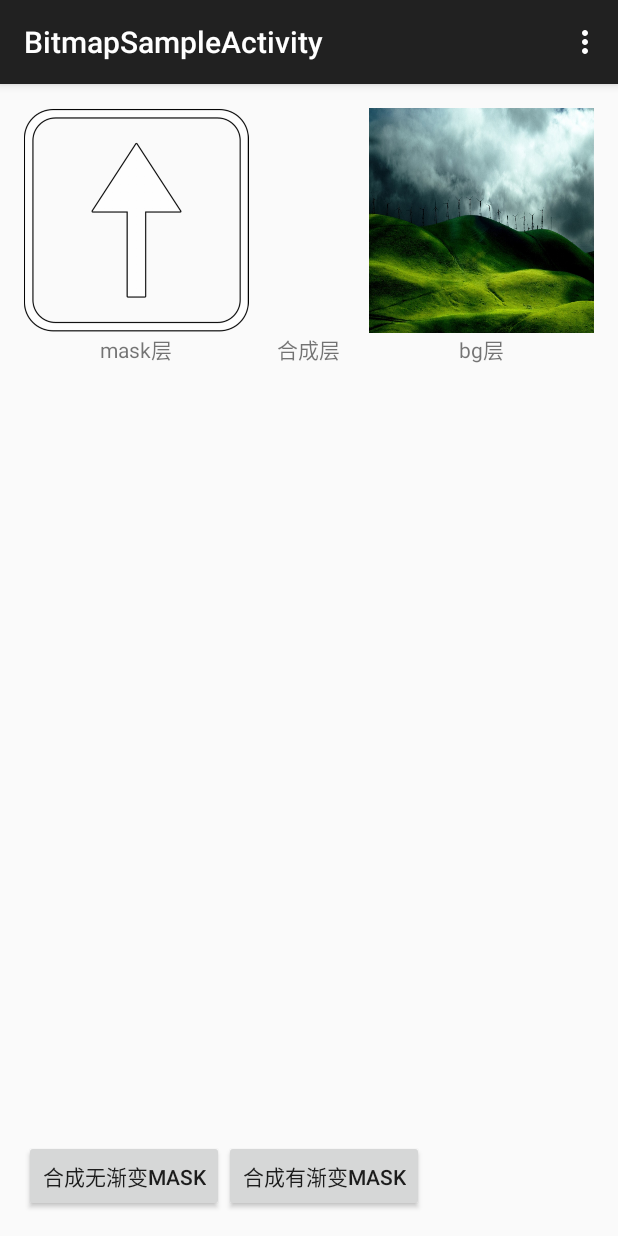
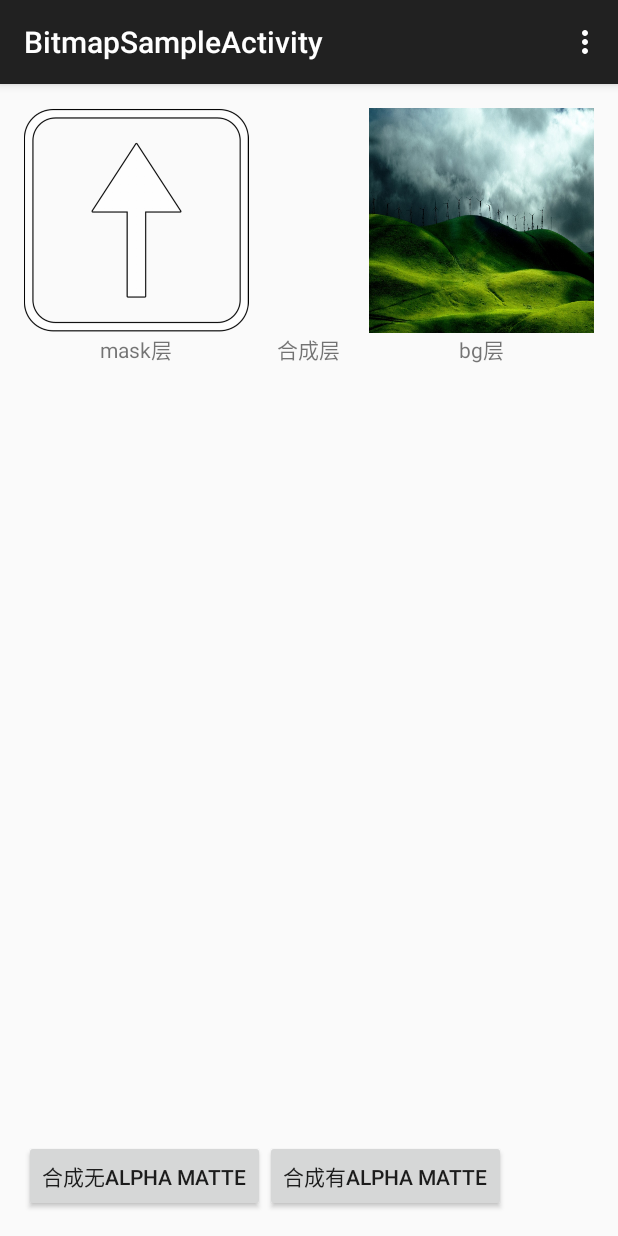
Before and after one commit to LinQingWei/MyAndroidDevTools, an Android app: the BitmapSampleActivity screen opened directly, with no data from a screen before it, on a phone screen of 412 x 824 dp. Run offline under Robolectric (Android 15) with nearby library versions, the phone set to English and light mode, and no system bars; 4 statements that could not run were skipped.

Commit message:
// 增加了设置蒙版的方法，可以选择自带通道或者不带通道的灰度图，通过前景bitmap和背景bitmap来合成一张经过蒙板加工的图片

```diff
--- a/app/src/main/java/tools/androiddevtools/BitmapSampleActivity.java
+++ b/app/src/main/java/tools/androiddevtools/BitmapSampleActivity.java
@@ -59,7 +59,7 @@ public class BitmapSampleActivity extends ActionBarActivity implements View.OnCl
 	public void onClick(View v) {
 		Bitmap bgPic = BitmapFactory.decodeResource(getResources(), R.drawable.test);
 		switch (v.getId()) {
-			case R.id.btn_compose_without_gadient :
+			case R.id.btn_compose_without_alpha :
 				Bitmap maskPic = BitmapFactory.decodeResource(getResources(), R.drawable.matte_with_alpha);
 				bitmapMask.setImageBitmap(maskPic);
 				Bitmap composeBitmap = null;
@@ -73,7 +73,7 @@ public class BitmapSampleActivity extends ActionBarActivity implements View.OnCl
 				}
 
 				break;
-			case R.id.btn_compose_gadient :
+			case R.id.btn_compose_alpha :
 				Bitmap maskPic_withGradient = BitmapFactory.decodeResource(getResources(),
 						R.drawable.matte_without_alpha);
 				bitmapMask.setImageBitmap(maskPic_withGradient);
--- a/app/src/main/res/layout/activity_bitmap_sample.xml
+++ b/app/src/main/res/layout/activity_bitmap_sample.xml
@@ -54,20 +54,20 @@
         android:layout_height="wrap_content" />
 
     <Button
-        android:id="@+id/btn_compose_without_gadient"
+        android:id="@+id/btn_compose_without_alpha"
         android:layout_width="wrap_content"
         android:layout_height="wrap_content"
         android:layout_alignParentBottom="true"
         android:layout_alignParentLeft="true"
-        android:text="合成无渐变mask" />
+        android:text="合成无Alpha matte" />
 
     <Button
-        android:id="@+id/btn_compose_gadient"
+        android:id="@+id/btn_compose_alpha"
         android:layout_width="wrap_content"
         android:layout_height="wrap_content"
         android:layout_alignParentBottom="true"
-        android:layout_toRightOf="@id/btn_compose_without_gadient"
-        android:text="合成有渐变mask" />
+        android:layout_toRightOf="@id/btn_compose_without_alpha"
+        android:text="合成有Alpha matte" />
 
 
 </RelativeLayout>
```
